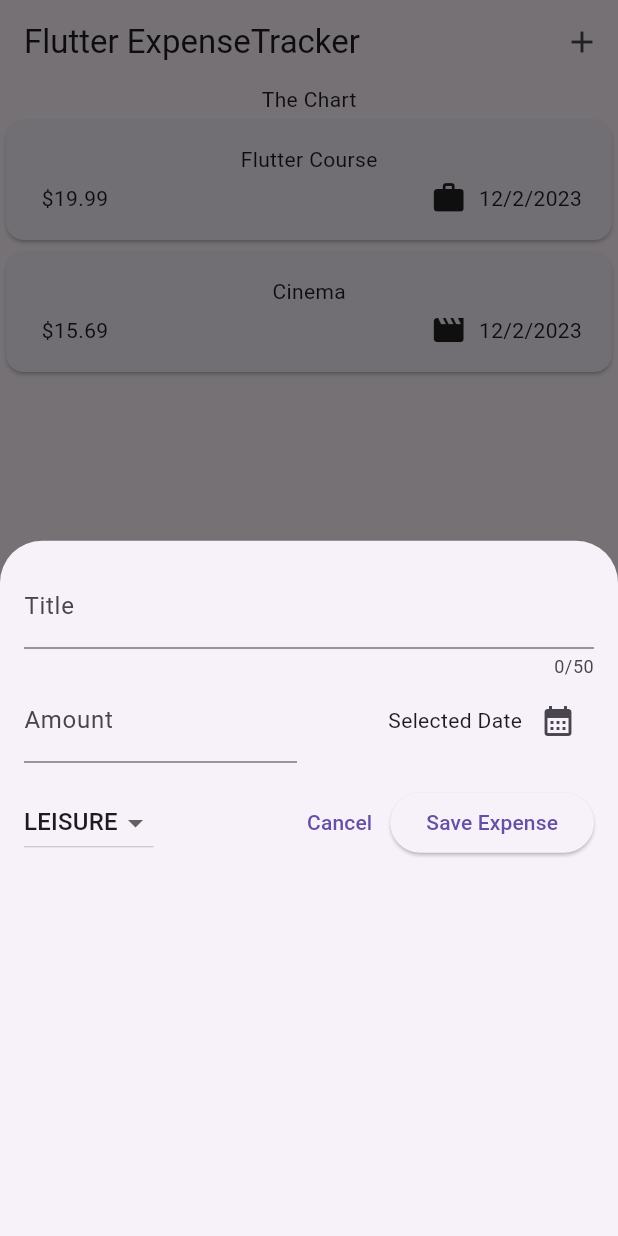
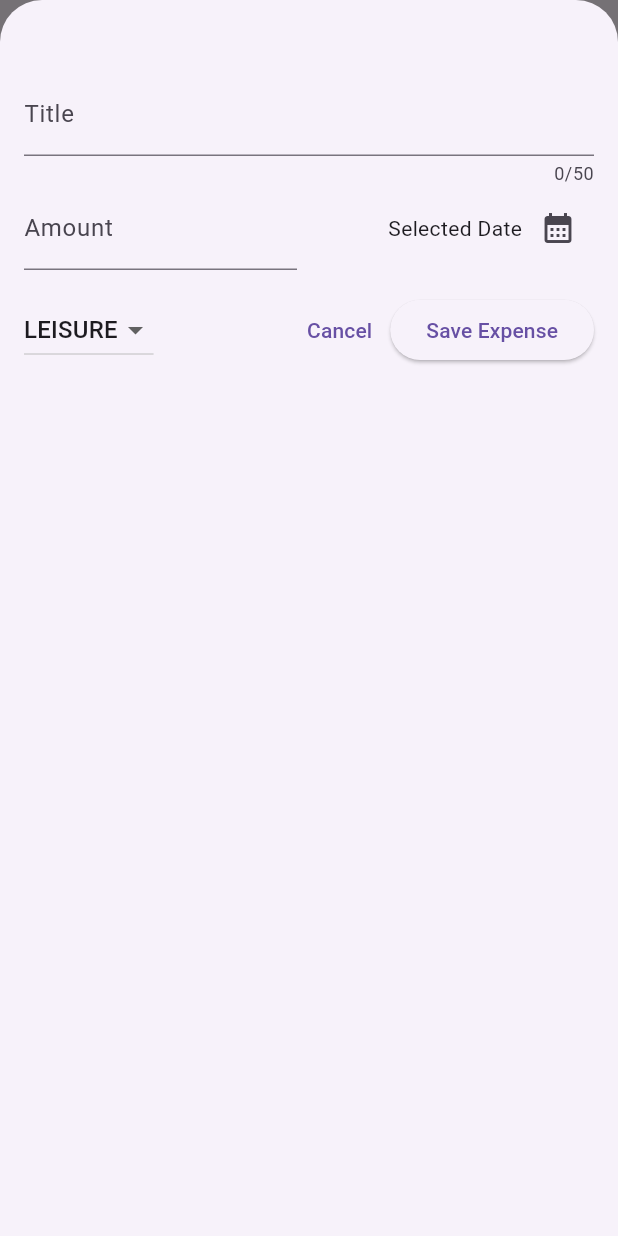
Before and after one commit to its-asimiqbal/expense-app, a Flutter app: the screen it shows after launch, after a tap on the "add" icon, on a phone screen of 412 x 824 dp. Run offline on Flutter 3.47's test engine with Material 3 defaults, Android fonts, the phone set to English and light mode, and no system bars.

Commit message:
files updated

```diff
--- a/lib/screens/expenses.dart
+++ b/lib/screens/expenses.dart
@@ -28,14 +28,21 @@ class _ExpensesState extends State<Expenses> {
 
   void _openAddExpenseOverlay() {
     showModalBottomSheet(
+      isScrollControlled: true,
       context: context,
-      builder: (ctx) => const NewExpense( ),
+      builder: (ctx) => NewExpense(onAddExpense: _addExpense),
     );
   }
 
-  void _addExpense (Expense expense){
+  void _addExpense(Expense expense) {
     setState(() {
       _registeredExpenses.add(expense);
+    });
+  }
+
+  void _removeExpense(Expense expense) {
+    setState(() {
+      _registeredExpenses.remove(expense);
     });
   }
 
@@ -60,6 +67,7 @@ class _ExpensesState extends State<Expenses> {
             Expanded(
               child: ExpensesList(
                 expenses: _registeredExpenses,
+                onRemoveExpense: _removeExpense,
               ),
             ),
           ],
--- a/lib/widgets/expenses-list/expenses_list.dart
+++ b/lib/widgets/expenses-list/expenses_list.dart
@@ -6,16 +6,24 @@ class ExpensesList extends StatelessWidget {
   const ExpensesList({
     super.key,
     required this.expenses,
+    required this.onRemoveExpense,
   });
 
   final List<Expense> expenses;
+  final void Function(Expense expense) onRemoveExpense;
 
   @override
   Widget build(BuildContext context) {
     return ListView.builder(
       itemCount: expenses.length,
-      itemBuilder: (ctx, index) => ExpenseItem(
-        expenses[index],
+      itemBuilder: (ctx, index) => Dismissible(
+        key: ValueKey( expenses[index]),
+        onDismissed:(direction) {
+          onRemoveExpense(expenses[index]);
+        },
+        child: ExpenseItem(
+          expenses[index],
+        ),
       ),
     );
   }
--- a/lib/widgets/new_expense.dart
+++ b/lib/widgets/new_expense.dart
@@ -2,19 +2,15 @@ import 'package:expense_app/models/expense.dart';
 import 'package:flutter/material.dart';
 
 class NewExpense extends StatefulWidget {
-  const NewExpense({super.key});
+  const NewExpense({super.key, required this.onAddExpense});
+
+  final void Function(Expense expense) onAddExpense;
 
   @override
   State<NewExpense> createState() => _NewExpenseState();
 }
 
 class _NewExpenseState extends State<NewExpense> {
-  // var _enteredTitle = '';
-
-  // void _saveTitleInput(String inputValue) {
-  //   _enteredTitle = inputValue;
-  // }
-
   final _titleController = TextEditingController();
   final _amountController = TextEditingController();
 
@@ -70,12 +66,22 @@ class _NewExpenseState extends State<NewExpense> {
       );
       return;
     }
+
+    widget.onAddExpense(
+      Expense(
+          title: _titleController.text,
+          amount: enteredAmount,
+          date: _selectedDate!,
+          category: _selectedCategory),
+    );
+
+    Navigator.pop(context);
   }
 
   @override
   Widget build(BuildContext context) {
     return Padding(
-      padding: const EdgeInsets.all(16),
+      padding: const EdgeInsets.fromLTRB(16,48,16,16),
       child: Column(
         children: [
           TextField(
```
